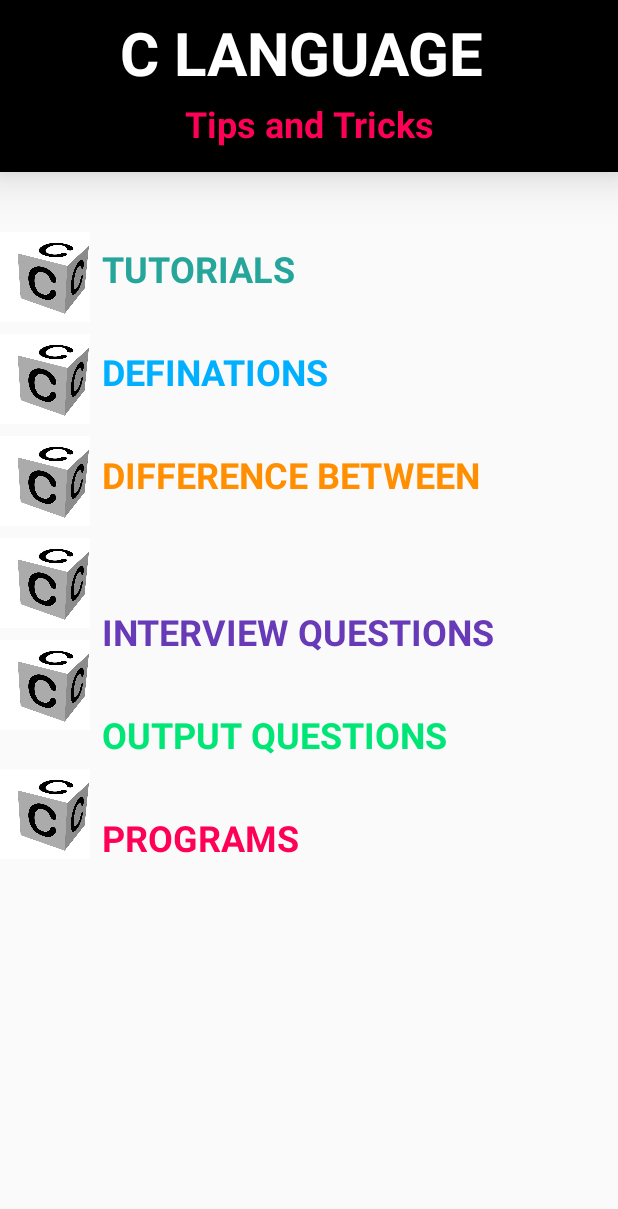
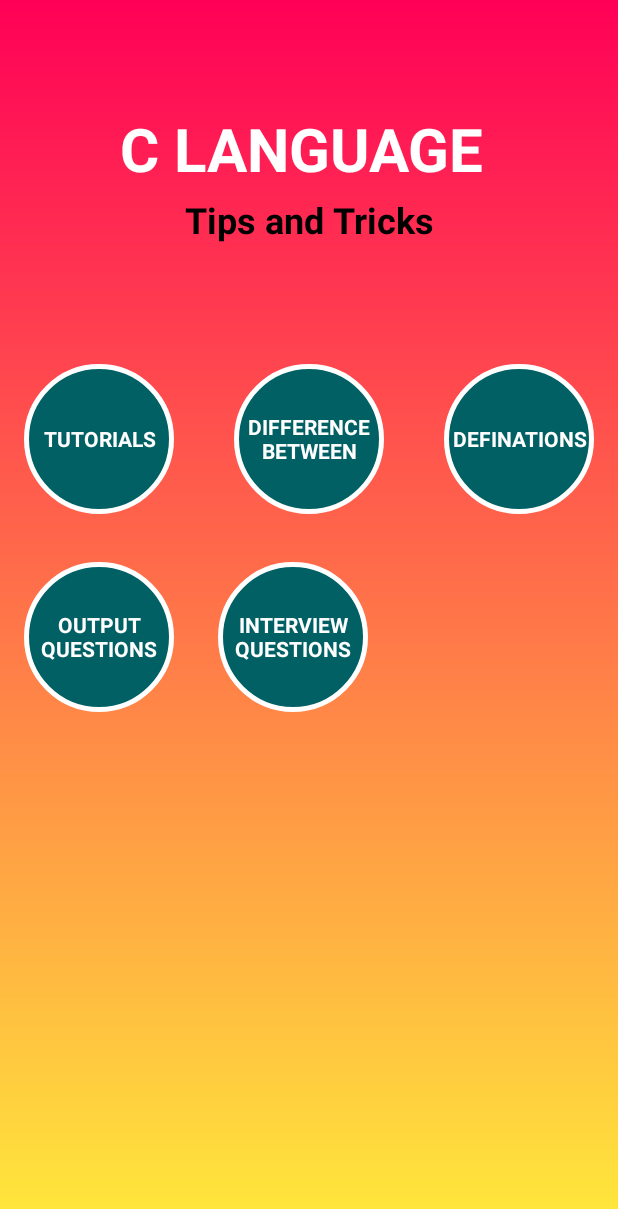
Before and after one commit to imbadal/CLanguage_TipsandTricks, an Android app: the screen it shows after launch (MainActivity), on a phone screen of 412 x 824 dp. Shown: the top 1209 px of the screen. Run offline under Robolectric (Android 15) with nearby library versions, the phone set to English and light mode, and no system bars; libraries missing offline, so code that uses them is left out: in.uncod.android.

Commit message:
Release 2.0 Lunch Screen

```diff
--- a/app/build.gradle
+++ b/app/build.gradle
@@ -26,4 +26,5 @@ dependencies {
     androidTestImplementation 'com.android.support.test:runner:1.0.1'
     androidTestImplementation 'com.android.support.test.espresso:espresso-core:3.0.1'
     compile 'com.commit451:bypasses:1.0.1'
+    compile 'ru.noties:markwon:1.0.1'
 }
--- a/app/src/main/java/com/example/my_lenovo/clanguagetipsandtricks/MainActivity.java
+++ b/app/src/main/java/com/example/my_lenovo/clanguagetipsandtricks/MainActivity.java
@@ -29,7 +29,7 @@ public class MainActivity extends AppCompatActivity {
         OnClickDifferenceBetween();
         OnClickInterviewQuestions();
         OnClickOutputQuestions();
-        OnClickPrograms();
+//        OnClickPrograms();
 
     }
 
@@ -99,16 +99,16 @@ public class MainActivity extends AppCompatActivity {
 
     }
 
-    public void OnClickPrograms() {
-
-        c_programs = (TextView) findViewById(R.id.programs);
-        c_programs.setOnClickListener(new View.OnClickListener() {
-            @Override
-            public void onClick(View v) {
-                Intent intent = new Intent("com.example.my_lenovo.clanguagetipsandtricks.Programs");
-                startActivity(intent);
-            }
-        });
-
-    }
+//    public void OnClickPrograms() {
+//
+//        c_programs = (TextView) findViewById(R.id.programs);
+//        c_programs.setOnClickListener(new View.OnClickListener() {
+//            @Override
+//            public void onClick(View v) {
+//                Intent intent = new Intent("com.example.my_lenovo.clanguagetipsandtricks.Programs");
+//                startActivity(intent);
+//            }
+//        });
+//
+//    }
 }
--- /dev/null
+++ b/app/src/main/res/drawable/circle.xml
@@ -0,0 +1,8 @@
+<shape xmlns:android="http://schemas.android.com/apk/res/android" android:shape="oval" >
+    <size android:width="140dp"
+        android:height="140dp"/>
+    <stroke
+        android:width="3dp"
+        android:color="#ffffff"/>
+    <solid android:color="#006064"/>
+</shape>
--- /dev/null
+++ b/app/src/main/res/drawable/gradient_color.xml
@@ -0,0 +1,8 @@
+<?xml version="1.0" encoding="utf-8"?>
+<shape xmlns:tools="http://schemas.android.com/tools"
+    xmlns:android="http://schemas.android.com/apk/res/android">
+    <gradient
+        android:startColor="#FFEB3B"
+        android:endColor="#ff0057"
+        android:angle="90"/>
+</shape>
--- a/app/src/main/res/layout/activity_main.xml
+++ b/app/src/main/res/layout/activity_main.xml
@@ -5,15 +5,17 @@
     xmlns:tools="http://schemas.android.com/tools"
     android:layout_width="match_parent"
     android:layout_height="match_parent"
+    android:background="@drawable/gradient_color"
     tools:context="com.example.my_lenovo.clanguagetipsandtricks.MainActivity">
 
     <android.support.constraint.ConstraintLayout
         android:id="@+id/constraintLayout2"
         android:layout_width="match_parent"
         android:layout_height="wrap_content"
+        android:layout_marginTop="64dp"
+        android:elevation="20dp"
         app:layout_constraintEnd_toEndOf="parent"
-        android:background="#000000"
-        android:elevation="20dp"
+        app:layout_constraintHorizontal_bias="0.0"
         app:layout_constraintStart_toStartOf="parent"
         app:layout_constraintTop_toTopOf="parent">
 
@@ -40,7 +42,7 @@
             android:layout_marginStart="16dp"
             android:layout_marginTop="4dp"
             android:text="Tips and Tricks"
-            android:textColor="@color/colorPrimaryDark"
+            android:textColor="@android:color/black"
             android:textSize="24sp"
             android:textStyle="bold"
             app:layout_constraintBottom_toBottomOf="parent"
@@ -50,165 +52,139 @@
             app:layout_constraintTop_toBottomOf="@+id/textView" />
     </android.support.constraint.ConstraintLayout>
 
-    <android.support.constraint.ConstraintLayout
+
+    <ScrollView
         android:layout_width="match_parent"
         android:layout_height="wrap_content"
-        android:layout_marginBottom="16dp"
-        android:layout_marginTop="24dp"
-        app:layout_constraintBottom_toBottomOf="parent"
+        android:layout_marginTop="32dp"
         app:layout_constraintEnd_toEndOf="parent"
         app:layout_constraintHorizontal_bias="0.0"
         app:layout_constraintStart_toStartOf="parent"
-        app:layout_constraintTop_toBottomOf="@+id/constraintLayout2"
-        app:layout_constraintVertical_bias="0.0">
+        app:layout_constraintTop_toBottomOf="@+id/constraintLayout2">
 
-        <ImageView
-            android:id="@+id/tutorialsText"
-            android:layout_width="60dp"
-            android:layout_height="60dp"
-            android:layout_marginTop="16dp"
-            app:layout_constraintStart_toStartOf="parent"
-            app:layout_constraintTop_toTopOf="parent"
-            app:srcCompat="@drawable/clogo" />
+        <android.support.constraint.ConstraintLayout
+            android:layout_width="match_parent"
+            android:layout_height="match_parent"
+            android:orientation="vertical">
 
             <TextView
                 android:id="@+id/textView8"
-            android:layout_width="wrap_content"
-            android:layout_height="wrap_content"
-            android:layout_marginStart="8dp"
-            android:layout_marginTop="24dp"
+                android:layout_width="100dp"
+                android:layout_height="100dp"
+                android:layout_marginStart="16dp"
+                android:layout_marginTop="32dp"
+                android:background="@drawable/circle"
+
+                android:gravity="center"
                 android:text="Tutorials"
                 android:textAllCaps="true"
-            android:textColor="#26A69A "
-            android:textSize="24sp"
+                android:textColor="@android:color/background_light"
+                android:textSize="14sp"
                 android:textStyle="bold"
-            app:layout_constraintStart_toEndOf="@+id/tutorialsText"
+                app:layout_constraintStart_toStartOf="parent"
                 app:layout_constraintTop_toTopOf="parent" />
-
-        <ImageView
-            android:id="@+id/imageView4"
-            android:layout_width="60dp"
-            android:layout_height="60dp"
-            android:layout_marginTop="8dp"
-            app:layout_constraintStart_toStartOf="parent"
-            app:layout_constraintTop_toBottomOf="@+id/tutorialsText"
-            app:srcCompat="@drawable/clogo" />
 
             <TextView
                 android:id="@+id/definations"
-            android:layout_width="wrap_content"
-            android:layout_height="wrap_content"
-            android:layout_marginStart="8dp"
-            android:layout_marginTop="36dp"
+                android:layout_width="100dp"
+                android:layout_height="100dp"
+                android:layout_marginEnd="16dp"
+                android:layout_marginTop="32dp"
+
+                android:background="@drawable/circle"
+                android:gravity="center"
                 android:text="Definations"
                 android:textAllCaps="true"
-            android:textColor="#00B0FF "
-            android:textSize="24sp"
+                android:textColor="@android:color/background_light"
+                android:textSize="14sp"
                 android:textStyle="bold"
-            app:layout_constraintStart_toEndOf="@+id/imageView4"
-            app:layout_constraintTop_toBottomOf="@+id/textView8" />
-
-        <ImageView
-            android:id="@+id/imageView5"
-            android:layout_width="60dp"
-            android:layout_height="60dp"
-            android:layout_marginTop="8dp"
-            app:layout_constraintStart_toStartOf="parent"
-            app:layout_constraintTop_toBottomOf="@+id/imageView4"
-            app:srcCompat="@drawable/clogo" />
+                app:layout_constraintEnd_toEndOf="parent"
+                app:layout_constraintTop_toTopOf="parent" />
 
             <TextView
                 android:id="@+id/differenceBetween"
-            android:layout_width="wrap_content"
-            android:layout_height="wrap_content"
-            android:layout_marginBottom="36dp"
+                android:layout_width="100dp"
+                android:layout_height="100dp"
+                android:layout_marginEnd="8dp"
                 android:layout_marginStart="8dp"
-            android:layout_marginTop="36dp"
+                android:layout_marginTop="32dp"
+
+                android:background="@drawable/circle"
+                android:gravity="center"
                 android:text="Difference Between"
                 android:textAllCaps="true"
-            android:textColor="#FF8F00
-"
-            android:textSize="24sp"
+                android:textColor="@android:color/background_light"
+                android:textSize="14sp"
                 android:textStyle="bold"
-            app:layout_constraintBottom_toTopOf="@+id/interviewQuestions"
-            app:layout_constraintStart_toEndOf="@+id/imageView5"
-            app:layout_constraintTop_toBottomOf="@+id/definations" />
-
-        <ImageView
-            android:id="@+id/imageView6"
-            android:layout_width="60dp"
-            android:layout_height="60dp"
-            android:layout_marginTop="8dp"
-            app:layout_constraintStart_toStartOf="parent"
-            app:layout_constraintTop_toBottomOf="@+id/imageView5"
-            app:srcCompat="@drawable/clogo" />
+                app:layout_constraintEnd_toStartOf="@+id/definations"
+                app:layout_constraintStart_toEndOf="@+id/textView8"
+                app:layout_constraintTop_toTopOf="parent" />
 
             <TextView
                 android:id="@+id/interviewQuestions"
-            android:layout_width="wrap_content"
-            android:layout_height="wrap_content"
-            android:layout_marginBottom="36dp"
+                android:layout_width="100dp"
+                android:layout_height="100dp"
+                android:layout_marginEnd="8dp"
+
                 android:layout_marginStart="8dp"
-            android:layout_marginTop="36dp"
+                android:layout_marginTop="32dp"
+                android:background="@drawable/circle"
+                android:gravity="center"
                 android:text="Interview Questions"
                 android:textAllCaps="true"
-            android:textColor="#673AB7 "
-            android:textSize="24sp"
+                android:textColor="@android:color/background_light"
+                android:textSize="14sp"
                 android:textStyle="bold"
-            app:layout_constraintBottom_toTopOf="@+id/outputQuestions"
-            app:layout_constraintStart_toEndOf="@+id/imageView6"
+                app:layout_constraintEnd_toEndOf="parent"
+                app:layout_constraintHorizontal_bias="0.118"
+                app:layout_constraintStart_toEndOf="@+id/outputQuestions"
                 app:layout_constraintTop_toBottomOf="@+id/differenceBetween" />
-
-        <ImageView
-            android:id="@+id/imageView7"
-            android:layout_width="60dp"
-            android:layout_height="60dp"
-            android:layout_marginTop="8dp"
-            app:layout_constraintStart_toStartOf="parent"
-            app:layout_constraintTop_toBottomOf="@+id/imageView6"
-            app:srcCompat="@drawable/clogo" />
 
             <TextView
                 android:id="@+id/outputQuestions"
-            android:layout_width="wrap_content"
-            android:layout_height="wrap_content"
-            android:layout_marginBottom="36dp"
-            android:layout_marginStart="8dp"
+                android:layout_width="100dp"
+                android:layout_height="100dp"
+                android:layout_marginStart="16dp"
+
+                android:layout_marginTop="32dp"
+                android:background="@drawable/circle"
+                android:gravity="center"
                 android:text="Output Questions"
                 android:textAllCaps="true"
-            android:textColor="#00E676 "
-            android:textSize="24sp"
+                android:textColor="@android:color/background_light"
+                android:textSize="14sp"
                 android:textStyle="bold"
-            app:layout_constraintBottom_toTopOf="@+id/programs"
-            app:layout_constraintStart_toEndOf="@+id/imageView7" />
+                app:layout_constraintStart_toStartOf="parent"
+                app:layout_constraintTop_toBottomOf="@+id/textView8" />
 
-        <ImageView
-            android:id="@+id/imageView8"
-            android:layout_width="60dp"
-            android:layout_height="60dp"
-            android:layout_marginBottom="16dp"
-            android:layout_marginTop="8dp"
-            app:layout_constraintBottom_toBottomOf="parent"
-            app:layout_constraintStart_toStartOf="parent"
-            app:layout_constraintTop_toBottomOf="@+id/imageView7"
-            app:srcCompat="@drawable/clogo" />
+            <!--<ImageView-->
+            <!--android:id="@+id/imageView8"-->
+            <!--android:layout_width="60dp"-->
+            <!--android:layout_height="60dp"-->
+            <!--android:layout_marginBottom="16dp"-->
+            <!--android:layout_marginTop="8dp"-->
+            <!--app:layout_constraintBottom_toBottomOf="parent"-->
+            <!--app:layout_constraintStart_toStartOf="parent"-->
+            <!--app:layout_constraintTop_toBottomOf="@+id/imageView7"-->
+            <!--app:srcCompat="@drawable/clogo" />-->
 
-        <TextView
-            android:id="@+id/programs"
-            android:layout_width="wrap_content"
-            android:layout_height="wrap_content"
-            android:layout_marginBottom="32dp"
-            android:layout_marginStart="8dp"
-            android:text="Programs"
-            android:textAllCaps="true"
-            android:textColor="?attr/actionModeSplitBackground"
-            android:textSize="24sp"
-            android:textStyle="bold"
-            app:layout_constraintBottom_toBottomOf="parent"
-            app:layout_constraintStart_toEndOf="@+id/imageView8" />
+            <!--<TextView-->
+            <!--android:id="@+id/programs"-->
+            <!--android:layout_width="wrap_content"-->
+            <!--android:layout_height="wrap_content"-->
+            <!--android:layout_marginBottom="32dp"-->
+            <!--android:layout_marginStart="8dp"-->
+            <!--android:text="Programs"-->
+            <!--android:textAllCaps="true"-->
+            <!--android:textColor="?attr/actionModeSplitBackground"-->
+            <!--android:textSize="24sp"-->
+            <!--android:textStyle="bold"-->
+            <!--app:layout_constraintBottom_toBottomOf="parent"-->
+            <!--app:layout_constraintStart_toEndOf="@+id/imageView8" />-->
 
         </android.support.constraint.ConstraintLayout>
 
+    </ScrollView>
 
 
 </android.support.constraint.ConstraintLayout>
```
Lines whose indentation alone changed are shown as unchanged.
